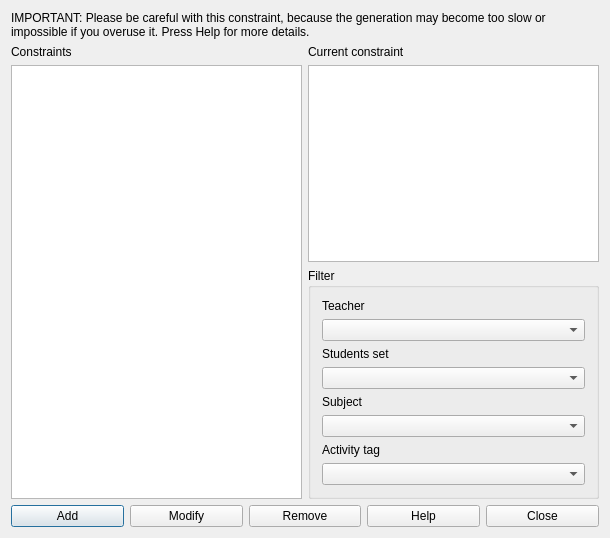
Old version of the form fet/src/interface/constraintactivitiesoccupymaxdifferentroomsform_template.ui in the repository vonmecheln/fet.
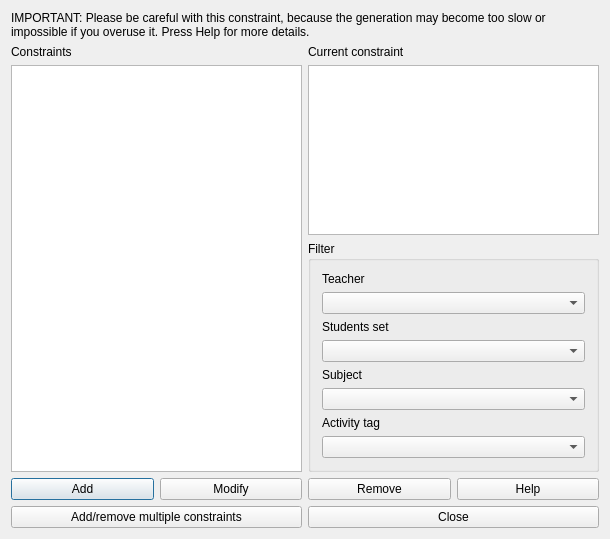
New version of the form.

The edit to the form file:
```diff
--- a/fet/src/interface/constraintactivitiesoccupymaxdifferentroomsform_template.ui
+++ b/fet/src/interface/constraintactivitiesoccupymaxdifferentroomsform_template.ui
@@ -7,7 +7,7 @@
     <x>0</x>
     <y>0</y>
     <width>610</width>
-    <height>538</height>
+    <height>539</height>
    </rect>
   </property>
   <property name="windowTitle">
@@ -30,7 +30,7 @@
      </property>
     </widget>
    </item>
-   <item row="1" column="0" rowspan="2">
+   <item row="1" column="0">
     <layout class="QVBoxLayout" name="verticalLayout">
      <item>
       <widget class="QLabel" name="constraintsTextLabel">
@@ -54,6 +54,8 @@
     </layout>
    </item>
    <item row="1" column="1">
+    <layout class="QVBoxLayout" name="verticalLayout_3">
+     <item>
     <layout class="QVBoxLayout" name="verticalLayout_2">
      <item>
       <widget class="QLabel" name="currentConstraintTextLabel">
@@ -70,7 +72,7 @@
      </item>
     </layout>
    </item>
-   <item row="2" column="1">
+     <item>
     <widget class="QGroupBox" name="filterGroupBox">
      <property name="title">
       <string>Filter</string>
@@ -131,7 +133,9 @@
      </layout>
     </widget>
    </item>
-   <item row="3" column="0" colspan="2">
+    </layout>
+   </item>
+   <item row="2" column="0" colspan="2">
     <layout class="QHBoxLayout" name="horizontalLayout">
      <item>
       <widget class="QPushButton" name="addConstraintPushButton">
@@ -158,6 +162,17 @@
       <widget class="QPushButton" name="helpPushButton">
        <property name="text">
         <string>Help</string>
+       </property>
+      </widget>
+     </item>
+    </layout>
+   </item>
+   <item row="3" column="0" colspan="2">
+    <layout class="QHBoxLayout" name="horizontalLayout_2">
+     <item>
+      <widget class="QPushButton" name="addRemoveMultipleConstraintsPushButton">
+       <property name="text">
+        <string>Add/remove multiple constraints</string>
        </property>
       </widget>
      </item>
```
Lines whose indentation alone changed are shown as unchanged.
